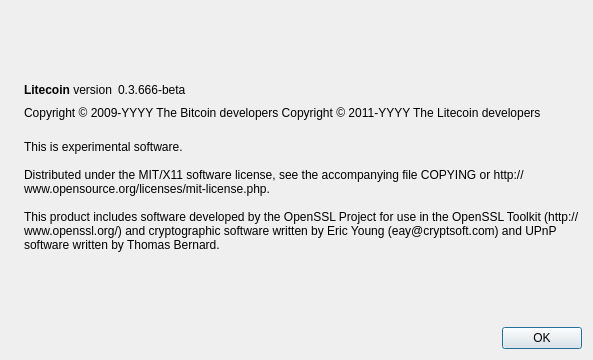
This is src/qt/forms/aboutdialog.ui in eysho/BestKnownGame-Coins---Source as Qt 5 draws it before an edit. The edited form follows.
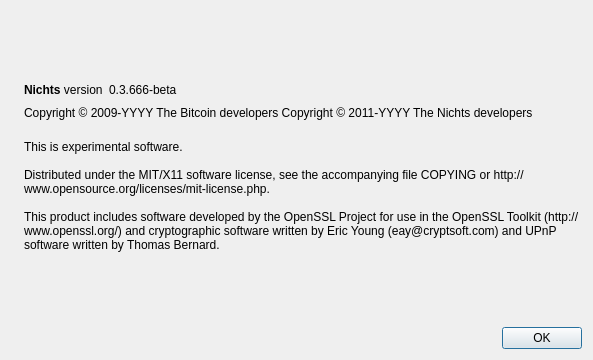
This is the edited form. Icons and pictures are not drawn.

Diff of the .ui file:
```diff
--- a/src/qt/forms/aboutdialog.ui
+++ b/src/qt/forms/aboutdialog.ui
@@ -50,7 +50,7 @@
           <cursorShape>IBeamCursor</cursorShape>
          </property>
          <property name="text">
-          <string>&lt;b&gt;Litecoin&lt;/b&gt; version</string>
+          <string>&lt;b&gt;Nichts&lt;/b&gt; version</string>
          </property>
          <property name="textInteractionFlags">
           <set>Qt::LinksAccessibleByMouse|Qt::TextSelectableByKeyboard|Qt::TextSelectableByMouse</set>
@@ -92,7 +92,7 @@
        </property>
        <property name="text">
         <string notr="true">Copyright &amp;copy; 2009-YYYY The Bitcoin developers
-Copyright &amp;copy; 2011-YYYY The Litecoin developers</string>
+Copyright &amp;copy; 2011-YYYY The Nichts developers</string>
        </property>
        <property name="textFormat">
         <enum>Qt::RichText</enum>
```
Left out of the diff: 2 changed lines with no effect on the pictures.
